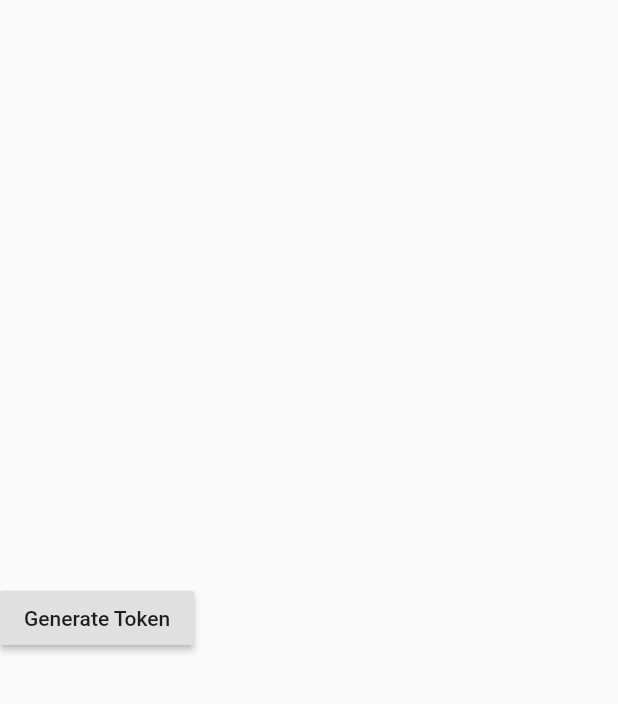
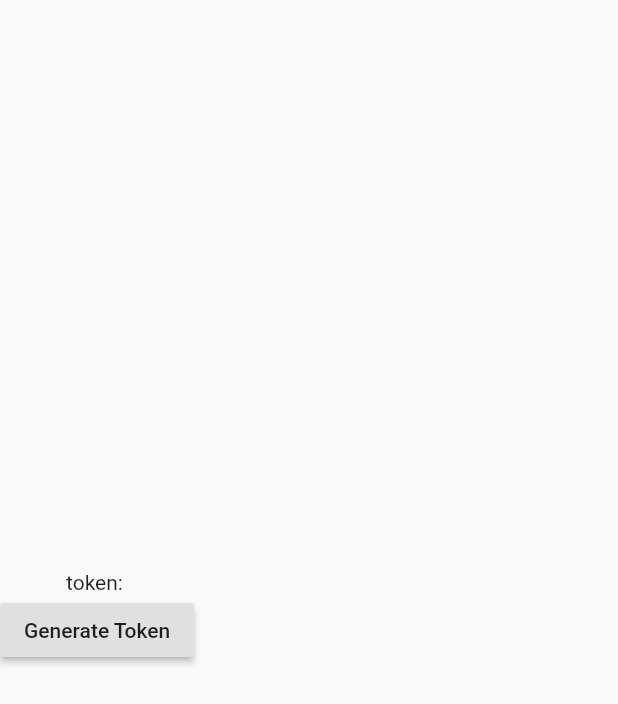
Before and after one commit to raveesh-me/HeriBank-Flutter, a Flutter app: the TransferFundsPage widget shown alone on an empty page, opened directly, after a tap on "Generate Token", on a phone screen of 412 x 824 dp. Shown: the top 704 px of the screen. Run offline on Flutter 3.47's test engine with Material 2 defaults, Android fonts, the phone set to English and light mode, and no system bars; our stand-ins replace cloud_firestore, cloud_functions, firebase_auth, google_sign_in, rxdart; accounts and stored records are empty.

Commit message:
did some stuff to make token proper

```diff
--- a/lib/src/routes/transfer_funds_page.dart
+++ b/lib/src/routes/transfer_funds_page.dart
@@ -18,6 +18,9 @@ class _TransferFundsPageState extends State<TransferFundsPage> {
         Visibility(visible: token != null, child: Text('token: $token')),
         RaisedButton(
           onPressed: () async {
+            setState(() {
+              token = 'loading...';
+            });
             try {
               dynamic result = await CloudFunctions.instance.call(
                 functionName: 'generateToken',
@@ -28,7 +31,8 @@ class _TransferFundsPageState extends State<TransferFundsPage> {
               );
               print(result);
               setState(() {
-                token = result['data'];
+//                token = result['data'];
+                token = '$result';
               });
             } catch (error) {
               setState(() {
```
